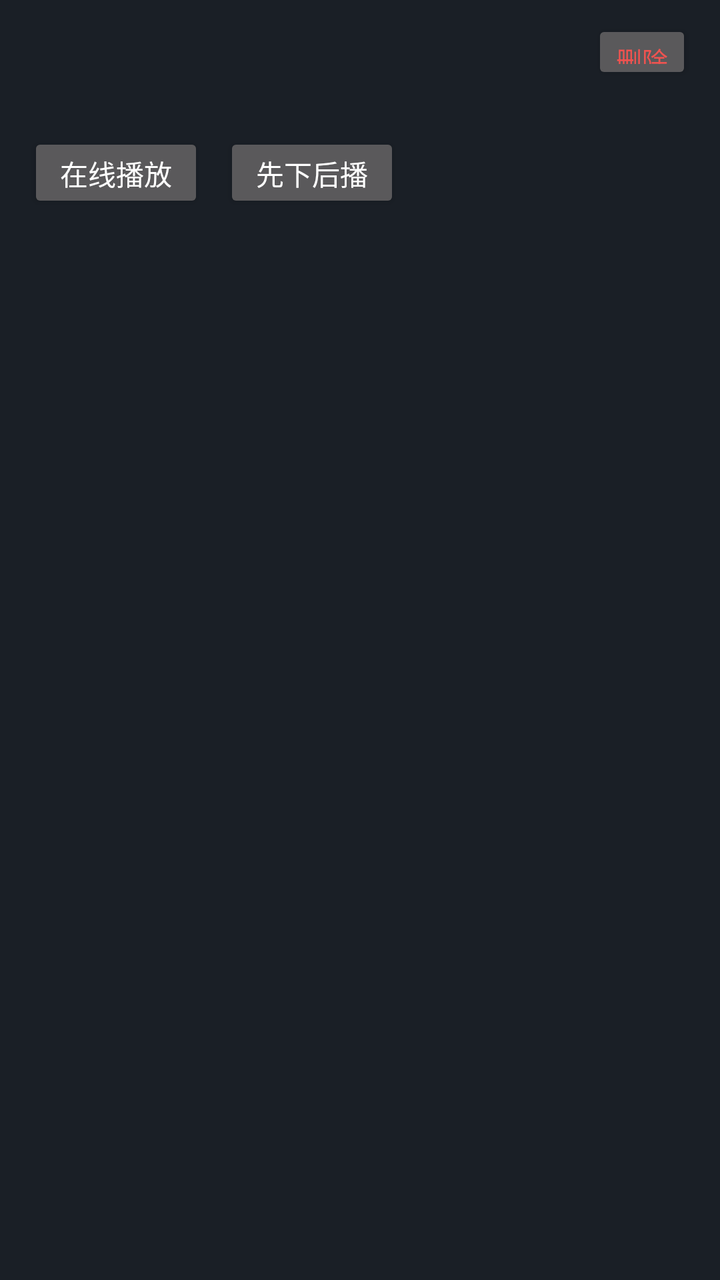
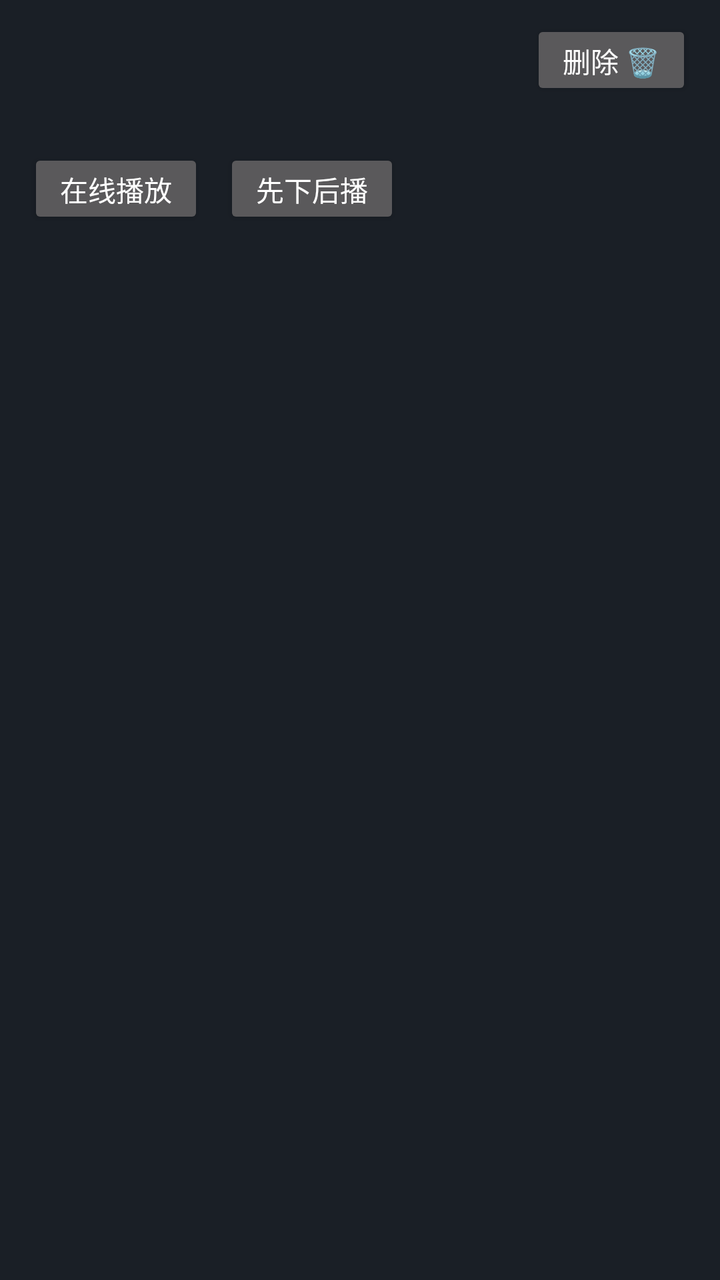

Before-and-after screenshots of an Android layout around one commit, followed by the original layout XML and the change that was made.
<!-- AndroidManifest.xml: another module's application theme Theme.MailM3U8 -->
<!-- res/layout/item_video.xml -->
<?xml version="1.0" encoding="utf-8"?>
<LinearLayout xmlns:android="http://schemas.android.com/apk/res/android"
    android:layout_width="match_parent"
    android:layout_height="wrap_content"
    android:layout_marginStart="12dp"
    android:layout_marginEnd="12dp"
    android:layout_marginBottom="8dp"
    android:background="@color/bg_row"
    android:orientation="vertical"
    android:paddingStart="14dp"
    android:paddingTop="10dp"
    android:paddingEnd="14dp"
    android:paddingBottom="10dp">

    <LinearLayout
        android:layout_width="match_parent"
        android:layout_height="wrap_content"
        android:gravity="center_vertical"
        android:orientation="horizontal">

        <TextView
            android:id="@+id/tvTitle"
            android:layout_width="0dp"
            android:layout_height="wrap_content"
            android:layout_weight="1"
            android:textColor="@color/text_primary"
            android:textSize="16sp"
            android:textStyle="bold" />

        <TextView
            android:id="@+id/tvDownloaded"
            android:layout_width="wrap_content"
            android:layout_height="wrap_content"
            android:layout_marginStart="8dp"
            android:background="@color/bg_header"
            android:paddingStart="6dp"
            android:paddingTop="2dp"
            android:paddingEnd="6dp"
            android:paddingBottom="2dp"
            android:text="@string/dl_col_downloaded"
            android:textColor="@color/accent"
            android:textSize="11sp"
            android:visibility="gone" />

        <Button
            android:id="@+id/btnDelete"
            android:layout_width="wrap_content"
            android:layout_height="32dp"
            android:layout_marginStart="8dp"
            android:minWidth="0dp"
            android:paddingStart="12dp"
            android:paddingEnd="12dp"
            android:text="@string/action_delete"
            android:textColor="@color/danger"
            android:textSize="13sp" />
    </LinearLayout>

    <TextView
        android:id="@+id/tvMeta"
        android:layout_width="match_parent"
        android:layout_height="wrap_content"
        android:layout_marginTop="2dp"
        android:textColor="@color/text_secondary"
        android:textSize="12sp" />

    <LinearLayout
        android:layout_width="match_parent"
        android:layout_height="wrap_content"
        android:layout_marginTop="6dp"
        android:orientation="horizontal">

        <Button
            android:id="@+id/btnPlay"
            android:layout_width="wrap_content"
            android:layout_height="40dp"
            android:minWidth="0dp"
            android:paddingStart="16dp"
            android:paddingEnd="16dp"
            android:text="@string/action_play"
            android:textSize="14sp" />

        <Button
            android:id="@+id/btnDownload"
            android:layout_width="wrap_content"
            android:layout_height="40dp"
            android:layout_marginStart="10dp"
            android:minWidth="0dp"
            android:paddingStart="16dp"
            android:paddingEnd="16dp"
            android:text="@string/action_download_play"
            android:textSize="14sp" />
    </LinearLayout>
</LinearLayout>
<!-- resources referenced by this layout -->
<resources>
  <color name="accent">#FFFFB300</color>
  <color name="bg_header">#FF202730</color>
  <color name="bg_row">#FF1A1F26</color>
  <color name="danger">#FFEF5350</color>
  <color name="text_primary">#FFFFFFFF</color>
  <color name="text_secondary">#FFB0B6BE</color>
  <string name="action_delete">删除</string>
  <string name="action_download_play">先下后播</string>
  <string name="action_play">在线播放</string>
  <string name="dl_col_downloaded">已下载</string>
  <style name="Theme.MailM3U8" parent="Theme.AppCompat.NoActionBar">
          <item name="android:windowBackground">@color/bg</item>
          <item name="android:colorBackground">@color/bg</item>
          <item name="android:textColorPrimary">@color/text_primary</item>
      </style>
  <color name="bg">#FF101418</color>
</resources>

<!-- the commit's change to res/layout/item_video.xml (unified diff, before → after) -->
@@ -45,14 +45,13 @@
         <Button
             android:id="@+id/btnDelete"
             android:layout_width="wrap_content"
-            android:layout_height="32dp"
+            android:layout_height="40dp"
             android:layout_marginStart="8dp"
             android:minWidth="0dp"
-            android:paddingStart="12dp"
-            android:paddingEnd="12dp"
-            android:text="@string/action_delete"
-            android:textColor="@color/danger"
-            android:textSize="13sp" />
+            android:paddingStart="16dp"
+            android:paddingEnd="16dp"
+            android:text="@string/action_delete_icon"
+            android:textSize="14sp" />
     </LinearLayout>
 
     <TextView
<!-- resource entries referenced after the edit -->
@@ -3,10 +3,9 @@
   <color name="accent">#FFFFB300</color>
   <color name="bg_header">#FF202730</color>
   <color name="bg_row">#FF1A1F26</color>
-  <color name="danger">#FFEF5350</color>
   <color name="text_primary">#FFFFFFFF</color>
   <color name="text_secondary">#FFB0B6BE</color>
-  <string name="action_delete">删除</string>
+  <string name="action_delete_icon">删除 🗑️</string>
   <string name="action_download_play">先下后播</string>
   <string name="action_play">在线播放</string>
   <string name="dl_col_downloaded">已下载</string>
